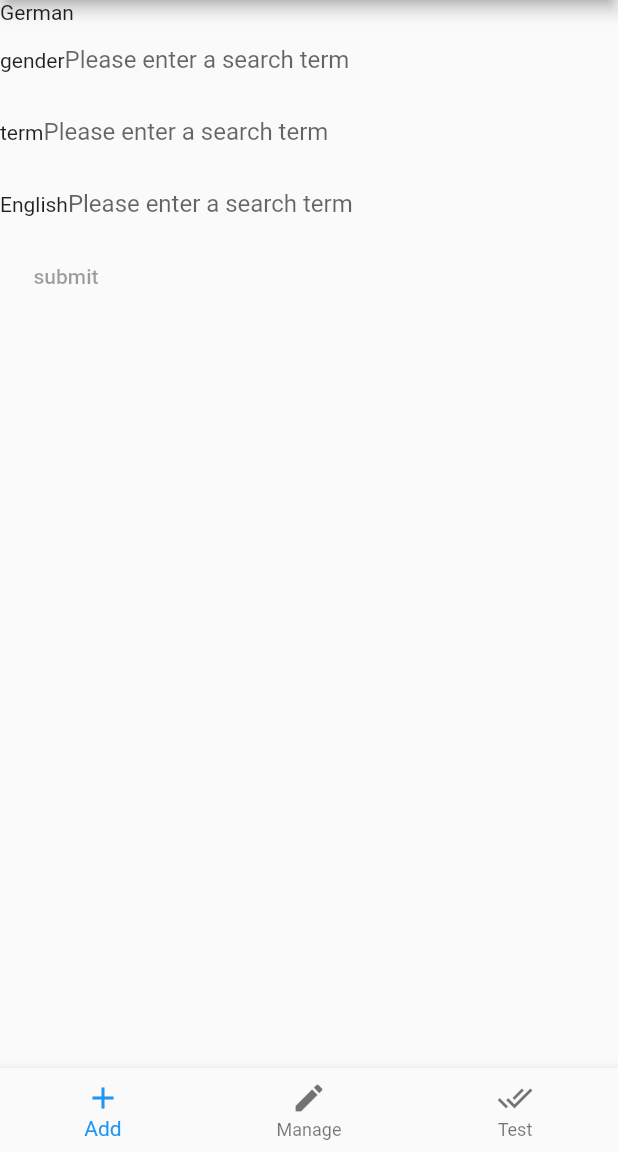
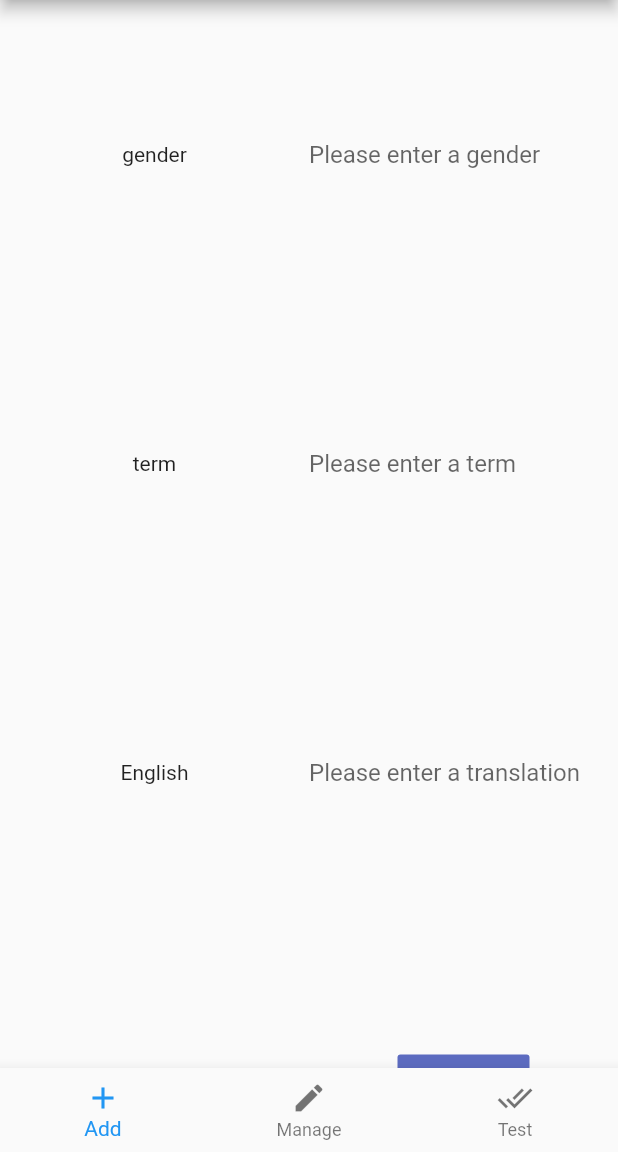
Before and after one commit to frozenL/german_vocabs_app, a Flutter app: the screen it shows after launch, on a phone screen of 412 x 824 dp, the part 84-1236 px from its top. Run offline on Flutter 3.47's test engine with Material 2 defaults, Android fonts, the phone set to English and light mode, and no system bars.

```diff
--- a/lib/widgets/add.dart
+++ b/lib/widgets/add.dart
@@ -1,5 +1,6 @@
 import 'package:flutter/material.dart';
 import 'addNoun.dart';
+import 'addVerb.dart';
 
 class Add extends StatefulWidget {
   @override
@@ -37,7 +38,7 @@ class _AddState extends State<Add> with SingleTickerProviderStateMixin {
             controller: _tabController,
             children: [
               new AddNoun(),
-              Icon(Icons.directions_transit),
+              new AddVerb(),
             ],
           ),
       );
--- a/lib/widgets/addNoun.dart
+++ b/lib/widgets/addNoun.dart
@@ -1,4 +1,10 @@
+import 'dart:async';
+import 'dart:io';
+
 import 'package:flutter/material.dart';
+
+import 'package:flutter/foundation.dart';
+import 'package:path_provider/path_provider.dart';
 
 class AddNoun extends StatefulWidget {
   @override
@@ -6,81 +12,76 @@ class AddNoun extends StatefulWidget {
 }
 
 class _AddNounState extends State<AddNoun> {
+  int _counter = 0;
+
   @override
   Widget build(BuildContext context) {
-    /*
-    return Column(children: [
-      Row(
-        mainAxisAlignment: MainAxisAlignment.spaceEvenly,
-        children: [
-          Column(
-            children: [
-              Icon(Icons.kitchen, color: Colors.green[500]),
-              Text('PREP:'),
-              Text('25 min'),
-            ],
-          ),
-          Column(
-            children: [
-              Icon(Icons.timer, color: Colors.green[500]),
-              Text('COOK:'),
-              Text('1 hr'),
-            ],
-          ),
-          Column(
-            children: [
-              Icon(Icons.restaurant, color: Colors.green[500]),
-              Text('FEEDS:'),
-              Text('4-6'),
-            ],
-          ),
-        ],
-      )
-    ]);
-    */
-    return Center(child: Column(
+    return GridView.count(
+      crossAxisCount: 2,
       children: [
-        Row(children: [Text('German')]),
-        Row(
-          children: [
-            Text('gender'),
-            Flexible(
-                child: TextField(
-              decoration: InputDecoration(
-                  border: InputBorder.none,
-                  hintText: 'Please enter a search term'),
-            )),
-          ],
-        ),
-        Row(
-          children: [
-            Text('term'),
-            Flexible(
-                child: TextField(
-              decoration: InputDecoration(
-                  border: InputBorder.none,
-                  hintText: 'Please enter a search term'),
-            )),
-          ],
-        ),
-        Row(
-          children: [
-            Text('English'),
-            Flexible(
-                child: TextField(
-              decoration: InputDecoration(
-                  border: InputBorder.none,
-                  hintText: 'Please enter a search term'),
-            )),
-          ],
-        ),
-        Row(children: [
-          FlatButton(
-            onPressed: null,
+        Center(child: Text('gender')),
+        Center(
+            child: TextField(
+          decoration: InputDecoration(
+              border: InputBorder.none, hintText: 'Please enter a gender'),
+        )),
+        Center(child: Text('term')),
+        Center(
+            child: TextField(
+          decoration: InputDecoration(
+              border: InputBorder.none, hintText: 'Please enter a term'),
+        )),
+        Center(child: Text('English')),
+        Center(
+            child: TextField(
+          decoration: InputDecoration(
+              border: InputBorder.none, hintText: 'Please enter a translation'),
+        )),
+        Center(child: Text('Please submit')),
+        Center(
+          child: FlatButton(
+            color: Theme.of(context).primaryColor,
+            onPressed: onPressed,
             child: Text('submit'),
           ),
-        ]),
+        ),
       ],
-    ));
+    );
+  }
+
+  void onPressed() {
+    _counter ++;
+    writeCounter(_counter);
+    readCounter().then((int val) {
+      print(val);
+    });
+  }
+
+  Future<String> get _localPath async {
+    final directory = await getApplicationDocumentsDirectory();
+    return directory.path;
+  }
+
+  Future<File> get _localFile async {
+    final path = await _localPath;
+    return File('$path/counter.txt');
+  }
+
+  Future<File> writeCounter(int counter) async {
+    final file = await _localFile;
+    // Write the file
+    return file.writeAsString('$counter');
+  }
+
+  Future<int> readCounter() async {
+    try {
+      final file = await _localFile;
+      // Read the file
+      String contents = await file.readAsString();
+      return int.parse(contents);
+    } catch (e) {
+      // If we encounter an error, return 0
+      return 0;
+    }
   }
 }
--- a/pubspec.yaml
+++ b/pubspec.yaml
@@ -4,6 +4,7 @@ description: A new Flutter project.
 dependencies:
   flutter:
     sdk: flutter
+  path_provider: "^0.4.1"
 
   # The following adds the Cupertino Icons font to your application.
   # Use with the CupertinoIcons class for iOS style icons.
```
Also changed, not shown: lib/widgets/addVerb.dart (added, +41 -0 lines), pubspec.lock, 6 other files.
